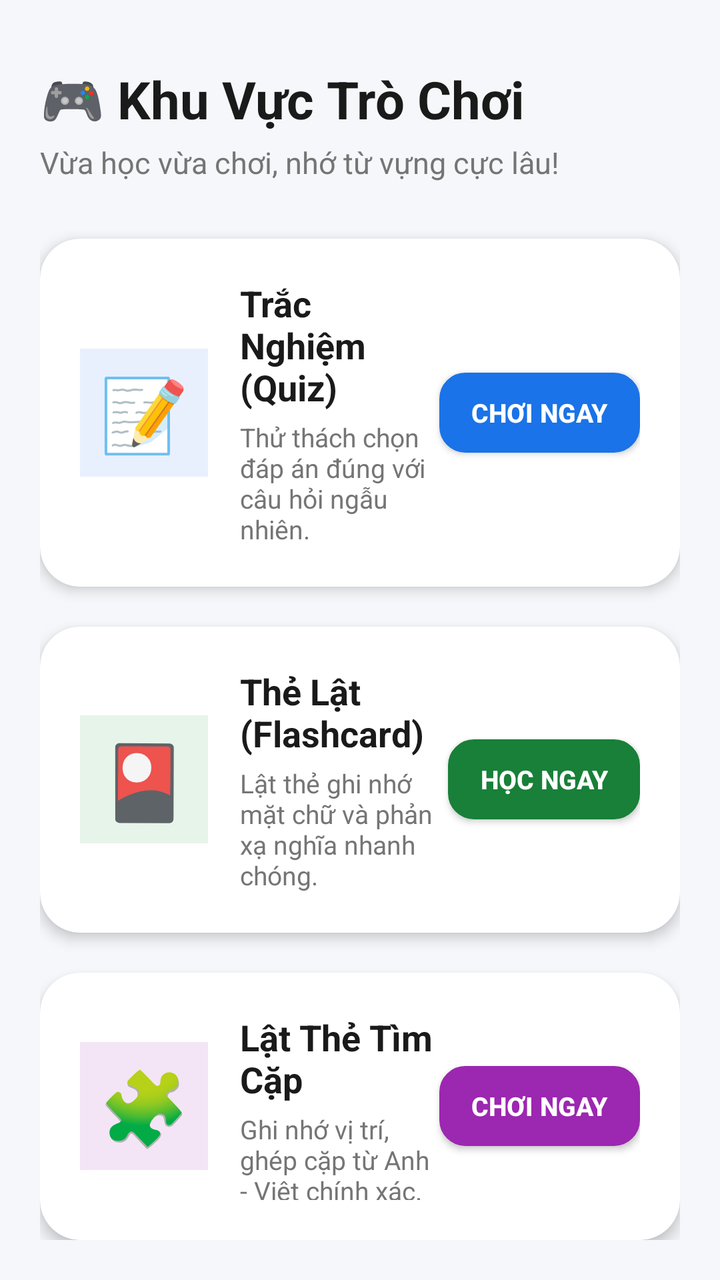
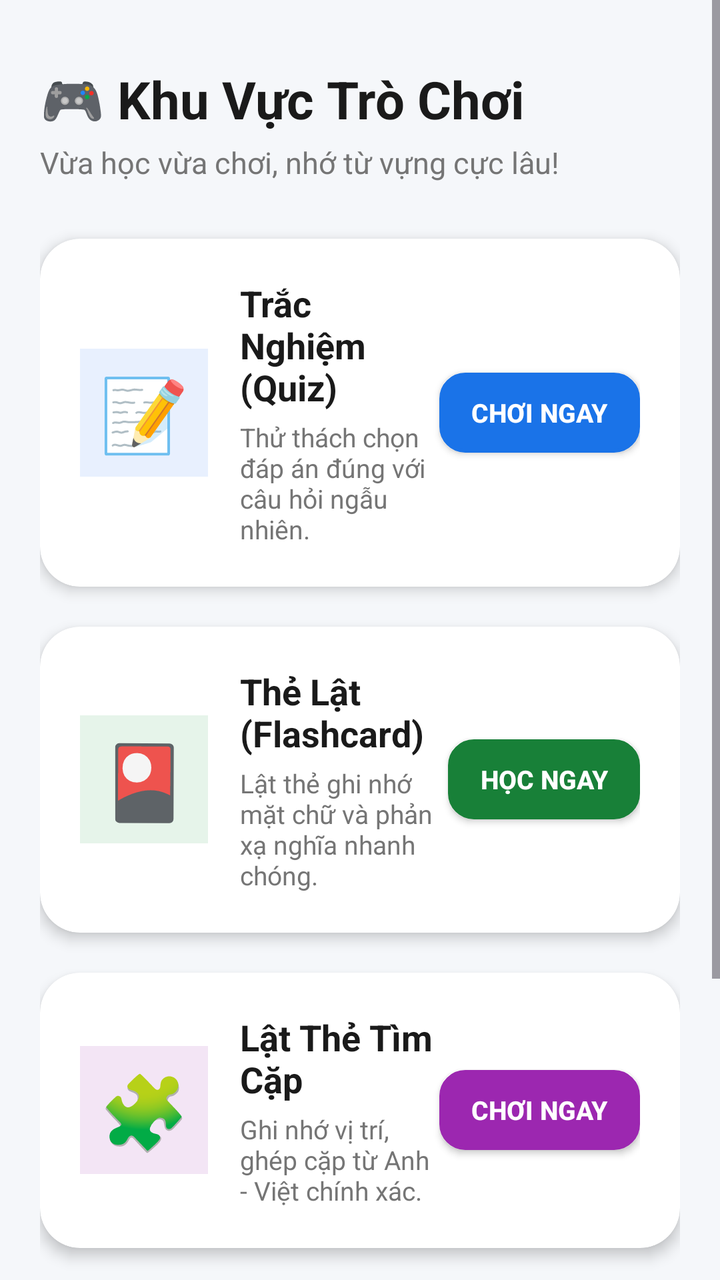

Two renders of the same Android screen: before a commit and after it. Below are the layout's source before the change and the commit's diff.
<!-- AndroidManifest.xml: application theme Theme.EnglishAI -->
<!-- res/layout/fragment_game.xml -->
<?xml version="1.0" encoding="utf-8"?>
<LinearLayout xmlns:android="http://schemas.android.com/apk/res/android"
    xmlns:app="http://schemas.android.com/apk/res-auto"
    android:layout_width="match_parent"
    android:layout_height="match_parent"
    android:orientation="vertical"
    android:background="#F5F7FA"
    android:padding="20dp"
    android:gravity="center_horizontal">

    <TextView
        android:layout_width="match_parent"
        android:layout_height="wrap_content"
        android:text="🎮 Khu Vực Trò Chơi"
        android:textSize="26sp"
        android:textStyle="bold"
        android:textColor="#1A1A1A"
        android:layout_marginTop="12dp"
        android:layout_marginBottom="4dp" />

    <TextView
        android:layout_width="match_parent"
        android:layout_height="wrap_content"
        android:text="Vừa học vừa chơi, nhớ từ vựng cực lâu!"
        android:textSize="15sp"
        android:textColor="#757575"
        android:layout_marginBottom="28dp" />

    <com.google.android.material.card.MaterialCardView
        android:id="@+id/cardQuiz"
        android:layout_width="match_parent"
        android:layout_height="wrap_content"
        android:layout_marginBottom="20dp"
        app:cardCornerRadius="20dp"
        app:cardElevation="4dp"
        app:strokeWidth="0dp"
        app:cardBackgroundColor="#FFFFFF"
        android:clickable="true"
        android:focusable="true">

        <LinearLayout
            android:layout_width="match_parent"
            android:layout_height="wrap_content"
            android:orientation="horizontal"
            android:padding="20dp"
            android:gravity="center_vertical">

            <TextView
                android:layout_width="64dp"
                android:layout_height="64dp"
                android:text="📝"
                android:textSize="36sp"
                android:gravity="center"
                android:background="#E8F0FE"
                android:layout_marginEnd="16dp"/>

            <LinearLayout
                android:layout_width="0dp"
                android:layout_height="wrap_content"
                android:layout_weight="1"
                android:orientation="vertical">

                <TextView
                    android:layout_width="wrap_content"
                    android:layout_height="wrap_content"
                    android:text="Trắc Nghiệm (Quiz)"
                    android:textSize="18sp"
                    android:textStyle="bold"
                    android:textColor="#1A1A1A" />

                <TextView
                    android:layout_width="wrap_content"
                    android:layout_height="wrap_content"
                    android:text="Thử thách chọn đáp án đúng với câu hỏi ngẫu nhiên."
                    android:textSize="13sp"
                    android:textColor="#757575"
                    android:layout_marginTop="4dp" />
            </LinearLayout>

            <androidx.appcompat.widget.AppCompatButton
                android:id="@+id/btnOpenQuiz"
                android:layout_width="wrap_content"
                android:layout_height="40dp"
                android:text="Chơi ngay"
                android:textSize="13sp"
                android:textStyle="bold"
                android:textColor="#FFFFFF"
                android:background="@drawable/bg_button_quiz"
                android:backgroundTint="#1A73E8"
                android:paddingHorizontal="16dp"/>
        </LinearLayout>
    </com.google.android.material.card.MaterialCardView>

    <com.google.android.material.card.MaterialCardView
        android:id="@+id/cardFlashcard"
        android:layout_width="match_parent"
        android:layout_height="wrap_content"
        app:cardCornerRadius="20dp"
        app:cardElevation="4dp"
        app:strokeWidth="0dp"
        app:cardBackgroundColor="#FFFFFF"
        android:clickable="true"
        android:focusable="true">

        <LinearLayout
            android:layout_width="match_parent"
            android:layout_height="wrap_content"
            android:orientation="horizontal"
            android:padding="20dp"
            android:gravity="center_vertical">

            <TextView
                android:layout_width="64dp"
                android:layout_height="64dp"
                android:text="🎴"
                android:textSize="36sp"
                android:gravity="center"
                android:background="#E6F4EA"
                android:layout_marginEnd="16dp"/>

            <LinearLayout
                android:layout_width="0dp"
                android:layout_height="wrap_content"
                android:layout_weight="1"
                android:orientation="vertical">

                <TextView
                    android:layout_width="wrap_content"
                    android:layout_height="wrap_content"
                    android:text="Thẻ Lật (Flashcard)"
                    android:textSize="18sp"
                    android:textStyle="bold"
                    android:textColor="#1A1A1A" />

                <TextView
                    android:layout_width="wrap_content"
                    android:layout_height="wrap_content"
                    android:text="Lật thẻ ghi nhớ mặt chữ và phản xạ nghĩa nhanh chóng."
                    android:textSize="13sp"
                    android:textColor="#757575"
                    android:layout_marginTop="4dp" />
            </LinearLayout>

            <androidx.appcompat.widget.AppCompatButton
                android:id="@+id/btnOpenFlashcard"
                android:layout_width="wrap_content"
                android:layout_height="40dp"
                android:text="Học ngay"
                android:textSize="13sp"
                android:textStyle="bold"
                android:textColor="#FFFFFF"
                android:background="@drawable/bg_button_quiz"
                android:backgroundTint="#188038"
                android:paddingHorizontal="16dp"/>
        </LinearLayout>
    </com.google.android.material.card.MaterialCardView>

    
    <com.google.android.material.card.MaterialCardView
        android:id="@+id/cardMemoryMatch"
        android:layout_width="match_parent"
        android:layout_height="wrap_content"
        android:layout_marginTop="20dp"
        app:cardCornerRadius="20dp"
        app:cardElevation="4dp"
        app:strokeWidth="0dp"
        app:cardBackgroundColor="#FFFFFF"
        android:clickable="true"
        android:focusable="true">

        <LinearLayout
            android:layout_width="match_parent"
            android:layout_height="wrap_content"
            android:orientation="horizontal"
            android:padding="20dp"
            android:gravity="center_vertical">

            <TextView
                android:layout_width="64dp"
                android:layout_height="64dp"
                android:text="🧩"
                android:textSize="36sp"
                android:gravity="center"
                android:background="#F3E5F5"
                android:layout_marginEnd="16dp"/>

            <LinearLayout
                android:layout_width="0dp"
                android:layout_height="wrap_content"
                android:layout_weight="1"
                android:orientation="vertical">

                <TextView
                    android:layout_width="wrap_content"
                    android:layout_height="wrap_content"
                    android:text="Lật Thẻ Tìm Cặp"
                    android:textSize="18sp"
                    android:textStyle="bold"
                    android:textColor="#1A1A1A" />

                <TextView
                    android:layout_width="wrap_content"
                    android:layout_height="wrap_content"
                    android:text="Ghi nhớ vị trí, ghép cặp từ Anh - Việt chính xác."
                    android:textSize="13sp"
                    android:textColor="#757575"
                    android:layout_marginTop="4dp" />
            </LinearLayout>

            <androidx.appcompat.widget.AppCompatButton
                android:id="@+id/btnOpenMemoryMatch"
                android:layout_width="wrap_content"
                android:layout_height="40dp"
                android:text="Chơi ngay"
                android:textSize="13sp"
                android:textStyle="bold"
                android:textColor="#FFFFFF"
                android:background="@drawable/bg_button_quiz"
                android:backgroundTint="#9C27B0"
                android:paddingHorizontal="16dp"/>
        </LinearLayout>
    </com.google.android.material.card.MaterialCardView>
</LinearLayout>
<!-- resources referenced by this layout -->
<resources>
  <!-- drawable bg_button_quiz (drawable) -->
  <?xml version="1.0" encoding="utf-8"?>
  <shape xmlns:android="http://schemas.android.com/apk/res/android" android:shape="rectangle">
      <corners android:radius="12dp" />
      <solid android:color="#F5F5F5" />
      <stroke android:width="2dp" android:color="#BDBDBD" />
  </shape>
  <style name="Theme.EnglishAI" parent="Base.Theme.EnglishAI" />
  <style name="Base.Theme.EnglishAI" parent="Theme.Material3.DayNight.NoActionBar">
          
          
      </style>
</resources>

<!-- the commit's change to res/layout/fragment_game.xml (unified diff, before → after) -->
@@ -1,223 +1,300 @@
 <?xml version="1.0" encoding="utf-8"?>
-<LinearLayout xmlns:android="http://schemas.android.com/apk/res/android"
+<ScrollView xmlns:android="http://schemas.android.com/apk/res/android"
     xmlns:app="http://schemas.android.com/apk/res-auto"
     android:layout_width="match_parent"
     android:layout_height="match_parent"
-    android:orientation="vertical"
     android:background="#F5F7FA"
-    android:padding="20dp"
-    android:gravity="center_horizontal">
-
-    <TextView
+    android:fillViewport="true">
+
+    <LinearLayout
         android:layout_width="match_parent"
         android:layout_height="wrap_content"
-        android:text="🎮 Khu Vực Trò Chơi"
-        android:textSize="26sp"
-        android:textStyle="bold"
-        android:textColor="#1A1A1A"
-        android:layout_marginTop="12dp"
-        android:layout_marginBottom="4dp" />
-
-    <TextView
-        android:layout_width="match_parent"
-        android:layout_height="wrap_content"
-        android:text="Vừa học vừa chơi, nhớ từ vựng cực lâu!"
-        android:textSize="15sp"
-        android:textColor="#757575"
-        android:layout_marginBottom="28dp" />
-
-    <com.google.android.material.card.MaterialCardView
-        android:id="@+id/cardQuiz"
-        android:layout_width="match_parent"
-        android:layout_height="wrap_content"
-        android:layout_marginBottom="20dp"
-        app:cardCornerRadius="20dp"
-        app:cardElevation="4dp"
-        app:strokeWidth="0dp"
-        app:cardBackgroundColor="#FFFFFF"
-        android:clickable="true"
-        android:focusable="true">
-
-        <LinearLayout
-            android:layout_width="match_parent"
-            android:layout_height="wrap_content"
-            android:orientation="horizontal"
-            android:padding="20dp"
-            android:gravity="center_vertical">
-
-            <TextView
-                android:layout_width="64dp"
-                android:layout_height="64dp"
-                android:text="📝"
-                android:textSize="36sp"
-                android:gravity="center"
-                android:background="#E8F0FE"
-                android:layout_marginEnd="16dp"/>
+        android:orientation="vertical"
+        android:padding="20dp"
+        android:paddingBottom="80dp"
+        android:gravity="center_horizontal">
+
+        <TextView
+            android:layout_width="match_parent"
+            android:layout_height="wrap_content"
+            android:text="🎮 Khu Vực Trò Chơi"
+            android:textSize="26sp"
+            android:textStyle="bold"
+            android:textColor="#1A1A1A"
+            android:layout_marginTop="12dp"
+            android:layout_marginBottom="4dp" />
+
+        <TextView
+            android:layout_width="match_parent"
+            android:layout_height="wrap_content"
+            android:text="Vừa học vừa chơi, nhớ từ vựng cực lâu!"
+            android:textSize="15sp"
+            android:textColor="#757575"
+            android:layout_marginBottom="28dp" />
+
+        
+        <com.google.android.material.card.MaterialCardView
+            android:id="@+id/cardQuiz"
+            android:layout_width="match_parent"
+            android:layout_height="wrap_content"
+            android:layout_marginBottom="20dp"
+            app:cardCornerRadius="20dp"
+            app:cardElevation="4dp"
+            app:strokeWidth="0dp"
+            app:cardBackgroundColor="#FFFFFF"
+            android:clickable="true"
+            android:focusable="true">
 
             <LinearLayout
-                android:layout_width="0dp"
+                android:layout_width="match_parent"
                 android:layout_height="wrap_content"
-                android:layout_weight="1"
-                android:orientation="vertical">
+                android:orientation="horizontal"
+                android:padding="20dp"
+                android:gravity="center_vertical">
 
                 <TextView
+                    android:layout_width="64dp"
+                    android:layout_height="64dp"
+                    android:text="📝"
+                    android:textSize="36sp"
+                    android:gravity="center"
+                    android:background="#E8F0FE"
+                    android:layout_marginEnd="16dp"/>
+
+                <LinearLayout
+                    android:layout_width="0dp"
+                    android:layout_height="wrap_content"
+                    android:layout_weight="1"
+                    android:orientation="vertical">
+
+                    <TextView
+                        android:layout_width="wrap_content"
+                        android:layout_height="wrap_content"
+                        android:text="Trắc Nghiệm (Quiz)"
+                        android:textSize="18sp"
+                        android:textStyle="bold"
+                        android:textColor="#1A1A1A" />
+
+                    <TextView
+                        android:layout_width="wrap_content"
+                        android:layout_height="wrap_content"
+                        android:text="Thử thách chọn đáp án đúng với câu hỏi ngẫu nhiên."
+                        android:textSize="13sp"
+                        android:textColor="#757575"
+                        android:layout_marginTop="4dp" />
+                </LinearLayout>
+
+                <androidx.appcompat.widget.AppCompatButton
+                    android:id="@+id/btnOpenQuiz"
                     android:layout_width="wrap_content"
+                    android:layout_height="40dp"
+                    android:text="Chơi ngay"
+                    android:textSize="13sp"
+                    android:textStyle="bold"
+                    android:textColor="#FFFFFF"
+                    android:background="@drawable/bg_button_quiz"
+                    android:backgroundTint="#1A73E8"
+                    android:paddingHorizontal="16dp"/>
+            </LinearLayout>
+        </com.google.android.material.card.MaterialCardView>
+
+        
+        <com.google.android.material.card.MaterialCardView
+            android:id="@+id/cardFlashcard"
+            android:layout_width="match_parent"
+            android:layout_height="wrap_content"
+            android:layout_marginBottom="20dp"
+            app:cardCornerRadius="20dp"
+            app:cardElevation="4dp"
+            app:strokeWidth="0dp"
+            app:cardBackgroundColor="#FFFFFF"
+            android:clickable="true"
+            android:focusable="true">
+
+            <LinearLayout
+                android:layout_width="match_parent"
+                android:layout_height="wrap_content"
+                android:orientation="horizontal"
+                android:padding="20dp"
+                android:gravity="center_vertical">
+
+                <TextView
+                    android:layout_width="64dp"
+                    android:layout_height="64dp"
+                    android:text="🎴"
+                    android:textSize="36sp"
+                    android:gravity="center"
+                    android:background="#E6F4EA"
+                    android:layout_marginEnd="16dp"/>
+
+                <LinearLayout
+                    android:layout_width="0dp"
                     android:layout_height="wrap_content"
-                    android:text="Trắc Nghiệm (Quiz)"
-                    android:textSize="18sp"
+                    android:layout_weight="1"
+                    android:orientation="vertical">
+
+                    <TextView
+                        android:layout_width="wrap_content"
+                        android:layout_height="wrap_content"
+                        android:text="Thẻ Lật (Flashcard)"
+                        android:textSize="18sp"
+                        android:textStyle="bold"
+                        android:textColor="#1A1A1A" />
+
+                    <TextView
+                        android:layout_width="wrap_content"
+                        android:layout_height="wrap_content"
+                        android:text="Lật thẻ ghi nhớ mặt chữ và phản xạ nghĩa nhanh chóng."
+                        android:textSize="13sp"
+                        android:textColor="#757575"
+                        android:layout_marginTop="4dp" />
+                </LinearLayout>
+
+                <androidx.appcompat.widget.AppCompatButton
+                    android:id="@+id/btnOpenFlashcard"
+                    android:layout_width="wrap_content"
+                    android:layout_height="40dp"
+                    android:text="Học ngay"
+                    android:textSize="13sp"
                     android:textStyle="bold"
-                    android:textColor="#1A1A1A" />
+                    android:textColor="#FFFFFF"
+                    android:background="@drawable/bg_button_quiz"
+                    android:backgroundTint="#188038"
+                    android:paddingHorizontal="16dp"/>
+            </LinearLayout>
+        </com.google.android.material.card.MaterialCardView>
+
+        
+        <com.google.android.material.card.MaterialCardView
+            android:id="@+id/cardMemoryMatch"
+            android:layout_width="match_parent"
+            android:layout_height="wrap_content"
+            android:layout_marginBottom="20dp"
+            app:cardCornerRadius="20dp"
+            app:cardElevation="4dp"
+            app:strokeWidth="0dp"
+            app:cardBackgroundColor="#FFFFFF"
+            android:clickable="true"
+            android:focusable="true">
+
+            <LinearLayout
+                android:layout_width="match_parent"
+                android:layout_height="wrap_content"
+                android:orientation="horizontal"
+                android:padding="20dp"
+                android:gravity="center_vertical">
 
                 <TextView
+                    android:layout_width="64dp"
+                    android:layout_height="64dp"
+                    android:text="🧩"
+                    android:textSize="36sp"
+                    android:gravity="center"
+                    android:background="#F3E5F5"
+                    android:layout_marginEnd="16dp"/>
+
+                <LinearLayout
+                    android:layout_width="0dp"
+                    android:layout_height="wrap_content"
+                    android:layout_weight="1"
+                    android:orientation="vertical">
+
+                    <TextView
+                        android:layout_width="wrap_content"
+                        android:layout_height="wrap_content"
+                        android:text="Lật Thẻ Tìm Cặp"
+                        android:textSize="18sp"
+                        android:textStyle="bold"
+                        android:textColor="#1A1A1A" />
+
+                    <TextView
+                        android:layout_width="wrap_content"
+                        android:layout_height="wrap_content"
+                        android:text="Ghi nhớ vị trí, ghép cặp từ Anh - Việt chính xác."
+                        android:textSize="13sp"
+                        android:textColor="#757575"
+                        android:layout_marginTop="4dp" />
+                </LinearLayout>
+
+                <androidx.appcompat.widget.AppCompatButton
+                    android:id="@+id/btnOpenMemoryMatch"
                     android:layout_width="wrap_content"
+                    android:layout_height="40dp"
+                    android:text="Chơi ngay"
+                    android:textSize="13sp"
+                    android:textStyle="bold"
+                    android:textColor="#FFFFFF"
+                    android:background="@drawable/bg_button_quiz"
+                    android:backgroundTint="#9C27B0"
+                    android:paddingHorizontal="16dp"/>
+            </LinearLayout>
+        </com.google.android.material.card.MaterialCardView>
+
+        
+        <com.google.android.material.card.MaterialCardView
+            android:id="@+id/cardSpeaking"
+            android:layout_width="match_parent"
+            android:layout_height="wrap_content"
+            android:layout_marginBottom="20dp"
+            app:cardCornerRadius="20dp"
+            app:cardElevation="4dp"
+            app:strokeWidth="0dp"
+            app:cardBackgroundColor="#FFFFFF"
+            android:clickable="true"
+            android:focusable="true">
+
+            <LinearLayout
+                android:layout_width="match_parent"
+                android:layout_height="wrap_content"
+                android:orientation="horizontal"
+                android:padding="20dp"
+                android:gravity="center_vertical">
+
+                <TextView
+                    android:layout_width="64dp"
+                    android:layout_height="64dp"
+                    android:text="🎙️"
+                    android:textSize="36sp"
+                    android:gravity="center"
+                    android:background="#FFEBEE"
+                    android:layout_marginEnd="16dp"/>
+
+                <LinearLayout
+                    android:layout_width="0dp"
                     android:layout_height="wrap_content"
-                    android:text="Thử thách chọn đáp án đúng với câu hỏi ngẫu nhiên."
+                    android:layout_weight="1"
+                    android:orientation="vertical">
+
+                    <TextView
+                        android:layout_width="wrap_content"
+                        android:layout_height="wrap_content"
+                        android:text="Luyện Phát Âm"
+                        android:textSize="18sp"
+                        android:textStyle="bold"
+                        android:textColor="#1A1A1A" />
+
+                    <TextView
+                        android:layout_width="wrap_content"
+                        android:layout_height="wrap_content"
+                        android:text="Đọc vào Micro để AI chấm điểm giọng nói của bạn."
+                        android:textSize="13sp"
+                        android:textColor="#757575"
+                        android:layout_marginTop="4dp" />
+                </LinearLayout>
+
+                <androidx.appcompat.widget.AppCompatButton
+                    android:id="@+id/btnOpenSpeaking"
+                    android:layout_width="wrap_content"
+                    android:layout_height="40dp"
+                    android:text="Đọc ngay"
                     android:textSize="13sp"
-                    android:textColor="#757575"
-                    android:layout_marginTop="4dp" />
+                    android:textStyle="bold"
+                    android:textColor="#FFFFFF"
+                    android:background="@drawable/bg_button_quiz"
+                    android:backgroundTint="#E53935"
+                    android:paddingHorizontal="16dp"/>
             </LinearLayout>
-
-            <androidx.appcompat.widget.AppCompatButton
-                android:id="@+id/btnOpenQuiz"
-                android:layout_width="wrap_content"
-                android:layout_height="40dp"
-                android:text="Chơi ngay"
-                android:textSize="13sp"
-                android:textStyle="bold"
-                android:textColor="#FFFFFF"
-                android:background="@drawable/bg_button_quiz"
-                android:backgroundTint="#1A73E8"
-                android:paddingHorizontal="16dp"/>
-        </LinearLayout>
-    </com.google.android.material.card.MaterialCardView>
-
-    <com.google.android.material.card.MaterialCardView
-        android:id="@+id/cardFlashcard"
-        android:layout_width="match_parent"
-        android:layout_height="wrap_content"
-        app:cardCornerRadius="20dp"
-        app:cardElevation="4dp"
-        app:strokeWidth="0dp"
-        app:cardBackgroundColor="#FFFFFF"
-        android:clickable="true"
-        android:focusable="true">
-
-        <LinearLayout
-            android:layout_width="match_parent"
-            android:layout_height="wrap_content"
-            android:orientation="horizontal"
-            android:padding="20dp"
-            android:gravity="center_vertical">
-
-            <TextView
-                android:layout_width="64dp"
-                android:layout_height="64dp"
-                android:text="🎴"
-                android:textSize="36sp"
-                android:gravity="center"
-                android:background="#E6F4EA"
-                android:layout_marginEnd="16dp"/>
-
-            <LinearLayout
-                android:layout_width="0dp"
-                android:layout_height="wrap_content"
-                android:layout_weight="1"
-                android:orientation="vertical">
-
-                <TextView
-                    android:layout_width="wrap_content"
-                    android:layout_height="wrap_content"
-                    android:text="Thẻ Lật (Flashcard)"
-                    android:textSize="18sp"
-                    android:textStyle="bold"
-                    android:textColor="#1A1A1A" />
-
-                <TextView
-                    android:layout_width="wrap_content"
-                    android:layout_height="wrap_content"
-                    android:text="Lật thẻ ghi nhớ mặt chữ và phản xạ nghĩa nhanh chóng."
-                    android:textSize="13sp"
-                    android:textColor="#757575"
-                    android:layout_marginTop="4dp" />
-            </LinearLayout>
-
-            <androidx.appcompat.widget.AppCompatButton
-                android:id="@+id/btnOpenFlashcard"
-                android:layout_width="wrap_content"
-                android:layout_height="40dp"
-                android:text="Học ngay"
-                android:textSize="13sp"
-                android:textStyle="bold"
-                android:textColor="#FFFFFF"
-                android:background="@drawable/bg_button_quiz"
-                android:backgroundTint="#188038"
-                android:paddingHorizontal="16dp"/>
-        </LinearLayout>
-    </com.google.android.material.card.MaterialCardView>
-
-    
-    <com.google.android.material.card.MaterialCardView
-        android:id="@+id/cardMemoryMatch"
-        android:layout_width="match_parent"
-        android:layout_height="wrap_content"
-        android:layout_marginTop="20dp"
-        app:cardCornerRadius="20dp"
-        app:cardElevation="4dp"
-        app:strokeWidth="0dp"
-        app:cardBackgroundColor="#FFFFFF"
-        android:clickable="true"
-        android:focusable="true">
-
-        <LinearLayout
-            android:layout_width="match_parent"
-            android:layout_height="wrap_content"
-            android:orientation="horizontal"
-            android:padding="20dp"
-            android:gravity="center_vertical">
-
-            <TextView
-                android:layout_width="64dp"
-                android:layout_height="64dp"
-                android:text="🧩"
-                android:textSize="36sp"
-                android:gravity="center"
-                android:background="#F3E5F5"
-                android:layout_marginEnd="16dp"/>
-
-            <LinearLayout
-                android:layout_width="0dp"
-                android:layout_height="wrap_content"
-                android:layout_weight="1"
-                android:orientation="vertical">
-
-                <TextView
-                    android:layout_width="wrap_content"
-                    android:layout_height="wrap_content"
-                    android:text="Lật Thẻ Tìm Cặp"
-                    android:textSize="18sp"
-                    android:textStyle="bold"
-                    android:textColor="#1A1A1A" />
-
-                <TextView
-                    android:layout_width="wrap_content"
-                    android:layout_height="wrap_content"
-                    android:text="Ghi nhớ vị trí, ghép cặp từ Anh - Việt chính xác."
-                    android:textSize="13sp"
-                    android:textColor="#757575"
-                    android:layout_marginTop="4dp" />
-            </LinearLayout>
-
-            <androidx.appcompat.widget.AppCompatButton
-                android:id="@+id/btnOpenMemoryMatch"
-                android:layout_width="wrap_content"
-                android:layout_height="40dp"
-                android:text="Chơi ngay"
-                android:textSize="13sp"
-                android:textStyle="bold"
-                android:textColor="#FFFFFF"
-                android:background="@drawable/bg_button_quiz"
-                android:backgroundTint="#9C27B0"
-                android:paddingHorizontal="16dp"/>
-        </LinearLayout>
-    </com.google.android.material.card.MaterialCardView>
-</LinearLayout>
+        </com.google.android.material.card.MaterialCardView>
+
+    </LinearLayout>
+</ScrollView>
